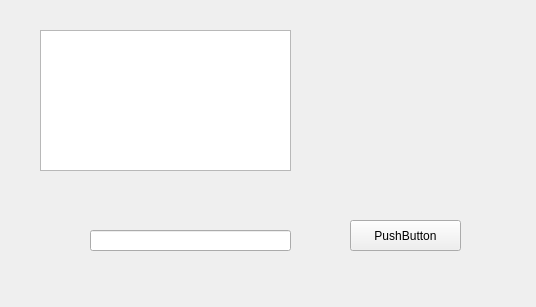
First picture: the form in examples/qqtnetworkexample/mainwindow.ui, repository AbelTian/LibQQt, before the edit.
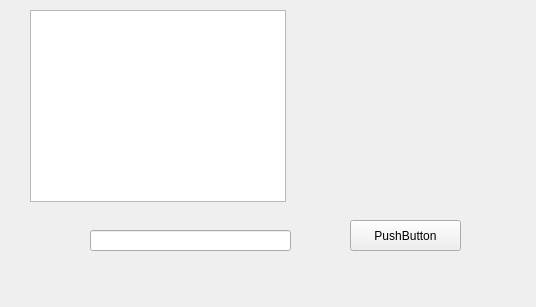
Second picture: the form after the edit.

Commit message: fix qqt client error

What changed in the file:
```diff
--- a/examples/qqtnetworkexample/mainwindow.ui
+++ b/examples/qqtnetworkexample/mainwindow.ui
@@ -14,16 +14,6 @@
    <string>MainWindow</string>
   </property>
   <widget class="QWidget" name="centralWidget">
-   <widget class="QPlainTextEdit" name="plainTextEdit">
-    <property name="geometry">
-     <rect>
-      <x>40</x>
-      <y>30</y>
-      <width>251</width>
-      <height>141</height>
-     </rect>
-    </property>
-   </widget>
    <widget class="QPushButton" name="pushButton">
     <property name="geometry">
      <rect>
@@ -47,6 +37,16 @@
      </rect>
     </property>
    </widget>
+   <widget class="QTextBrowser" name="textBrowser">
+    <property name="geometry">
+     <rect>
+      <x>30</x>
+      <y>10</y>
+      <width>256</width>
+      <height>192</height>
+     </rect>
+    </property>
+   </widget>
   </widget>
  </widget>
  <layoutdefault spacing="6" margin="11"/>
```
The commit also changes 2 other files.
